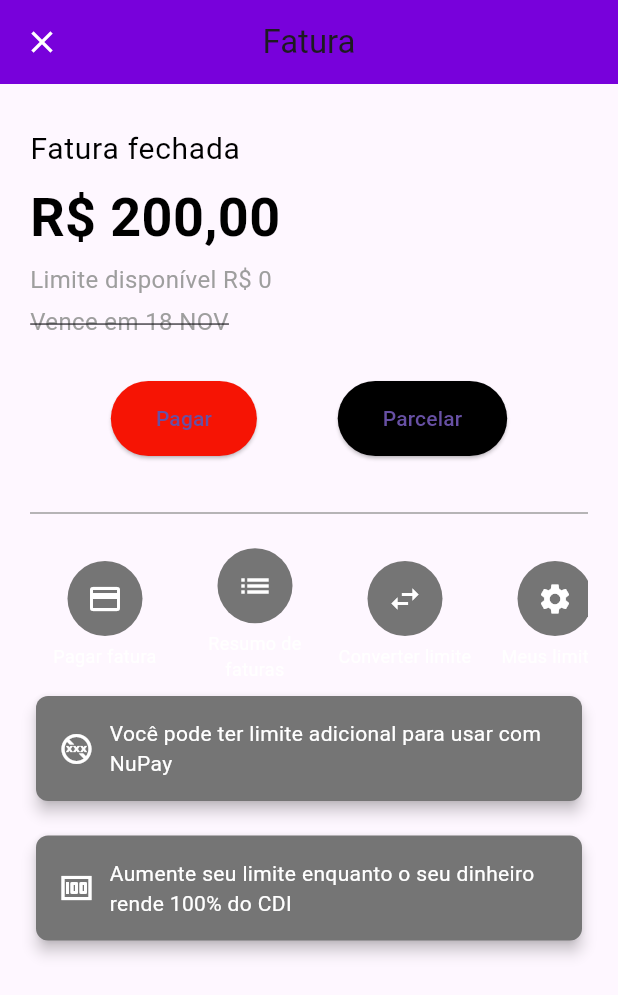
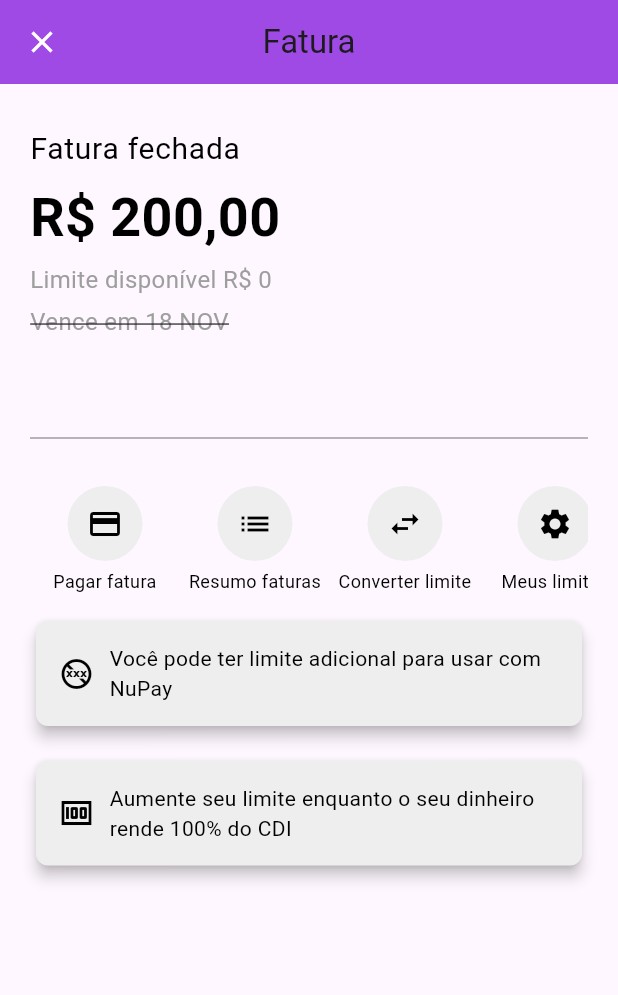
Before and after one commit to RuanAzevedoLira/nubank1, a Flutter app: the Fatura screen opened directly, on a phone screen of 412 x 824 dp. Shown: the top 995 px of the screen. Run offline on Flutter 3.47's test engine with Material 3 defaults, Android fonts, the phone set to English and light mode, and no system bars; our stand-ins replace parse_server_sdk_flutter; missing offline and left inert: dart:js.

Commit message:
ajuste cores

```diff
--- a/lib/conta/faturaCredito.dart
+++ b/lib/conta/faturaCredito.dart
@@ -2,13 +2,14 @@ import 'package:flutter/material.dart';
 import 'package:nubank/home.dart';
 
 class Fatura extends StatelessWidget {
+  const Fatura({super.key});
   @override
   Widget build(BuildContext context) {
     return Scaffold(
       appBar: AppBar(
         title: Text('Fatura'),
         centerTitle: true,
-        backgroundColor: Color(0xff7801db),
+        backgroundColor: Color(0xb37801db),
         elevation: 0,
         leading: IconButton(
           icon: const Icon(Icons.close, color: Color(0xffffffff)),
@@ -68,27 +69,6 @@ class Fatura extends StatelessWidget {
               ),
             ),
             SizedBox(height: 20),
-            Row(
-              mainAxisAlignment: MainAxisAlignment.spaceEvenly,
-              children: [
-                ElevatedButton(
-                  onPressed: () {},
-                  style: ElevatedButton.styleFrom(
-                    backgroundColor: Color(0xfff61404),
-                    padding: EdgeInsets.symmetric(horizontal: 30, vertical: 15),
-                  ),
-                  child: Text('Pagar'),
-                ),
-                ElevatedButton(
-                  onPressed: () {},
-                  style: ElevatedButton.styleFrom(
-                    backgroundColor: Color(0xff000000),
-                    padding: EdgeInsets.symmetric(horizontal: 30, vertical: 15),
-                  ),
-                  child: Text('Parcelar'),
-                ),
-              ],
-            ),
             SizedBox(height: 30),
             Divider(color: Colors.grey),
             SizedBox(height: 10),
@@ -100,7 +80,7 @@ class Fatura extends StatelessWidget {
                 scrollDirection: Axis.horizontal,
                 children: [
                   cIcon('Pagar fatura', Icons.payment),
-                  cIcon('Resumo de faturas', Icons.list),
+                  cIcon('Resumo faturas', Icons.list),
                   cIcon('Converter limite', Icons.swap_horiz),
                   cIcon('Meus limites', Icons.settings),
                   cIcon('Meus cartões', Icons.credit_card),
@@ -111,7 +91,7 @@ class Fatura extends StatelessWidget {
               ),
             ),
             Card(
-              color: Colors.grey[600],
+              color: Color(0xffeeeeee),
               elevation: 4,
               shape: RoundedRectangleBorder(
                   borderRadius: BorderRadius.circular(8)),
@@ -119,12 +99,12 @@ class Fatura extends StatelessWidget {
                 padding: const EdgeInsets.all(15),
                 child: Row(
                   children: [
-                    Icon(Icons.no_adult_content, color: Colors.white),
+                    Icon(Icons.no_adult_content, color: Color(0xff000000)),
                     SizedBox(width: 10),
                     Expanded(
                       child: Text(
                         'Você pode ter limite adicional para usar com NuPay',
-                        style: TextStyle(color: Colors.white),
+                        style: TextStyle(color: Color(0xff000000)),
                       ),
                     ),
                   ],
@@ -133,7 +113,7 @@ class Fatura extends StatelessWidget {
             ),
             SizedBox(height: 15),
             Card(
-              color: Colors.grey[600],
+              color: Color(0xffeeeeee),
               elevation: 4,
               shape: RoundedRectangleBorder(
                   borderRadius: BorderRadius.circular(8)),
@@ -141,12 +121,12 @@ class Fatura extends StatelessWidget {
                 padding: const EdgeInsets.all(15),
                 child: Row(
                   children: [
-                    Icon(Icons.money, color: Colors.white),
+                    Icon(Icons.money, color: Color(0xff000000)),
                     SizedBox(width: 10),
                     Expanded(
                       child: Text(
                         'Aumente seu limite enquanto o seu dinheiro rende 100% do CDI',
-                        style: TextStyle(color: Colors.white),
+                        style: TextStyle(color: Color(0xff000000)),
                       ),
                     ),
                   ],
@@ -164,15 +144,15 @@ class Fatura extends StatelessWidget {
       mainAxisAlignment: MainAxisAlignment.center,
       children: [
         CircleAvatar(
-          backgroundColor: Colors.grey[600],
+          backgroundColor: Color(0xffeeeeee),
           radius: 25,
-          child: Icon(icon, color: Colors.white),
+          child: Icon(icon, color: Color(0xff000000)),
         ),
         SizedBox(height: 5),
         Text(
           label,
           textAlign: TextAlign.center,
-          style: TextStyle(color: Colors.white, fontSize: 12),
+          style: TextStyle(color: Color(0xff000000), fontSize: 12),
         ),
       ],
     );
```
